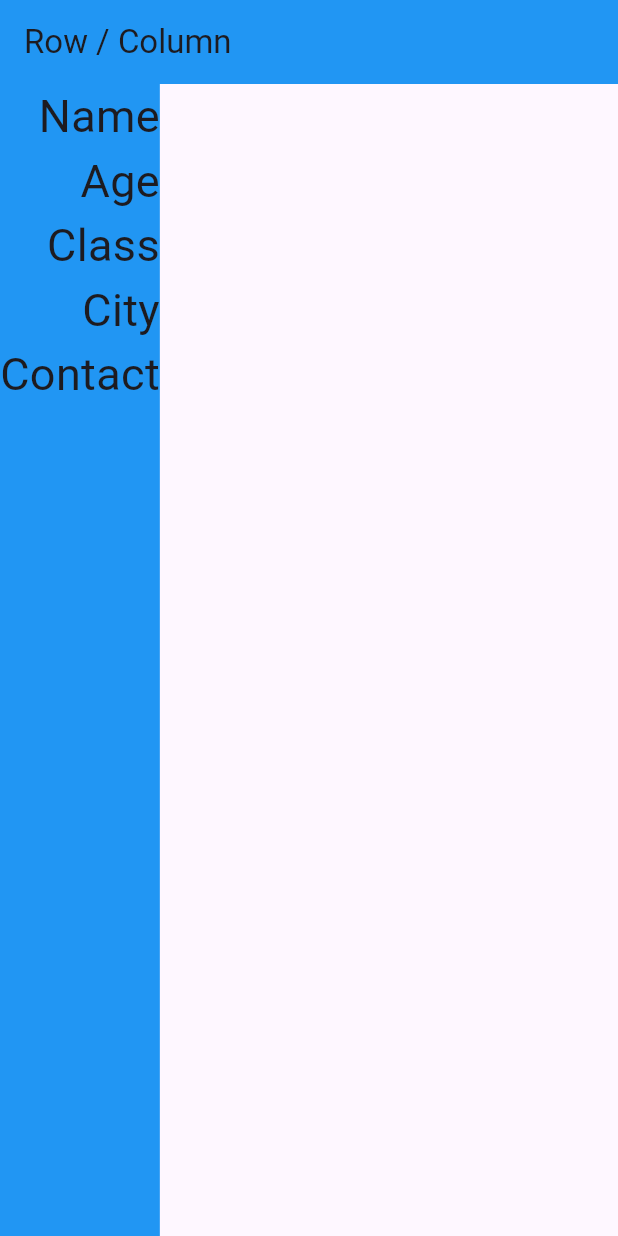
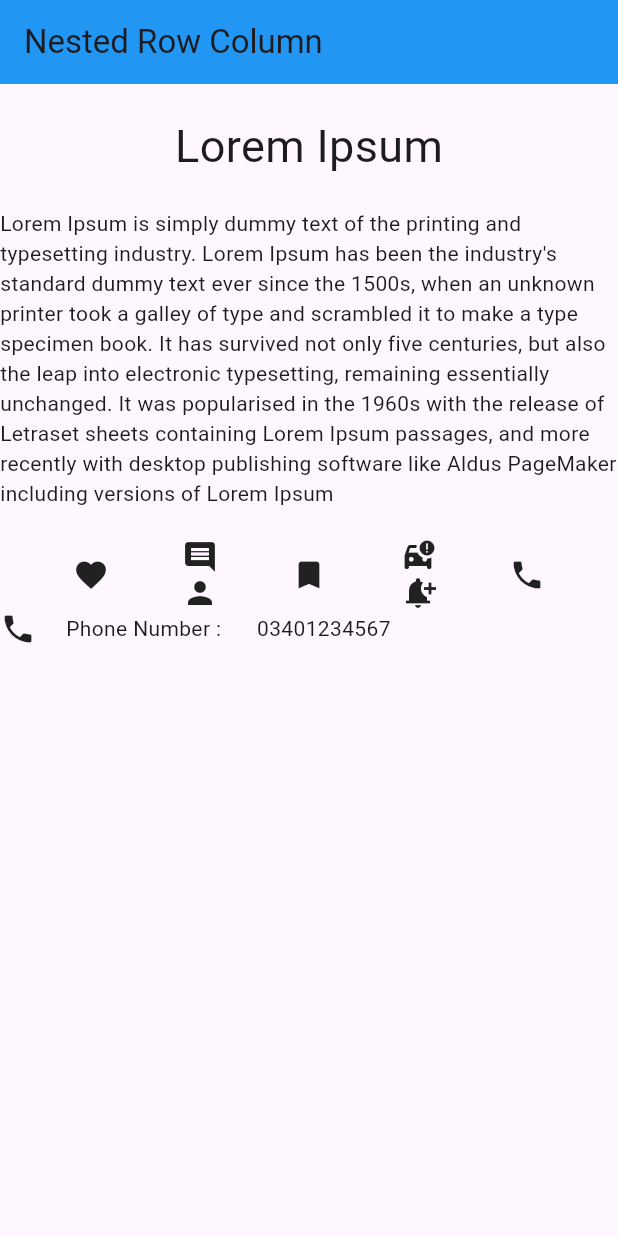
Before and after one commit to AbRehman536/Flutter_sec_7, a Flutter app: the screen it shows after launch, on a phone screen of 412 x 824 dp. Run offline on Flutter 3.47's test engine with Material 3 defaults, Android fonts, the light colour scheme and no system bars.

Commit message:
Nested Row Column done

```diff
--- a/lib/main.dart
+++ b/lib/main.dart
@@ -1,6 +1,7 @@
 import 'package:flutter/material.dart';
 import 'package:flutter_sec_7/Fab.dart';
 import 'package:flutter_sec_7/app_bar_demo.dart';
+import 'package:flutter_sec_7/nested_row_column.dart';
 import 'package:flutter_sec_7/row_column.dart';
 
 void main() {
@@ -34,7 +35,7 @@
         colorScheme: ColorScheme.fromSeed(seedColor: Colors.deepPurple),
         useMaterial3: true,
       ),
-      home: RowColumn(),
+      home: NestedRowColumn(),
     );
   }
 }
--- /dev/null
+++ b/lib/nested_row_column.dart
@@ -0,0 +1,44 @@
+import 'package:flutter/material.dart';
+
+class NestedRowColumn extends StatelessWidget {
+  const NestedRowColumn({super.key});
+
+  @override
+  Widget build(BuildContext context) {
+    return Scaffold(
+      appBar: AppBar(
+        backgroundColor: Colors.blue,
+        title: Text("Nested Row Column"),
+      ),
+      body: Column(children: [
+        SizedBox(height: 20,),
+        Text("Lorem Ipsum",style: TextStyle(fontSize: 30),),
+        SizedBox(height: 20,),
+        Text("Lorem Ipsum is simply dummy text of the printing and typesetting industry. Lorem Ipsum has been the industry's standard dummy text ever since the 1500s, when an unknown printer took a galley of type and scrambled it to make a type specimen book. It has survived not only five centuries, but also the leap into electronic typesetting, remaining essentially unchanged. It was popularised in the 1960s with the release of Letraset sheets containing Lorem Ipsum passages, and more recently with desktop publishing software like Aldus PageMaker including versions of Lorem Ipsum"),
+        SizedBox(height: 20,),
+        Row(
+          mainAxisAlignment: MainAxisAlignment.spaceEvenly,
+          children: [
+          Icon(Icons.favorite),
+          Column(children: [
+            Icon(Icons.comment),
+            Icon(Icons.person),
+          ],),
+          Icon(Icons.bookmark),
+          Column(children: [
+            Icon(Icons.car_crash),
+            Icon(Icons.notification_add),
+          ],),
+          Icon(Icons.phone),
+        ],),
+        Row(children: [
+          Icon(Icons.phone),
+          SizedBox(width: 20,),
+          Text("Phone Number : "),
+          SizedBox(width: 20,),
+          Text("03401234567"),
+        ],)
+      ],),
+    );
+  }
+}
--- a/lib/row_column.dart
+++ b/lib/row_column.dart
@@ -10,9 +10,7 @@
         backgroundColor: Colors.blue,
         title: Text("Row / Column"),
       ),
-      body: Container(
-        color: Colors.blue,
-        child: Column(
+      body: Column(
         crossAxisAlignment: CrossAxisAlignment.end,
         children: [
           Text("Name",style: TextStyle(fontSize: 30),),
@@ -22,7 +20,6 @@
           Text("Contact",style: TextStyle(fontSize: 30),),
         ],
       ),
-      ),
     );
   }
 }
```
Lines whose indentation alone changed are shown as unchanged.
